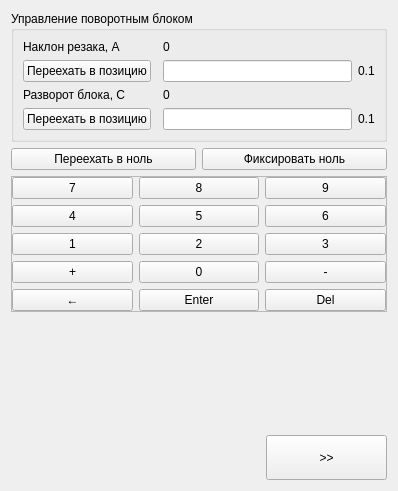
Old version of the form phx-cnc-ui-mainform/src/forms/CXOperBevelHead.ui in the repository superkulpa/phx-cnc-ui.
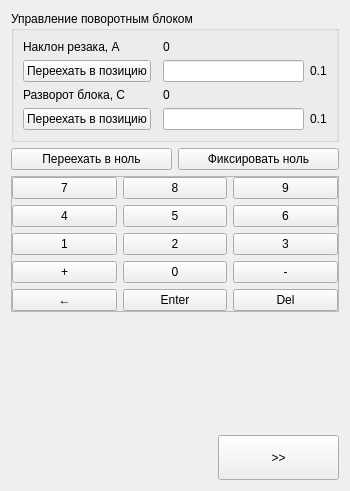
New version of the form. Custom widgets are drawn as their Qt base class.

Commit message: fix: bevelHead dlg

What changed in the file:
```diff
--- a/phx-cnc-ui-mainform/src/forms/CXOperBevelHead.ui
+++ b/phx-cnc-ui-mainform/src/forms/CXOperBevelHead.ui
@@ -6,7 +6,7 @@
    <rect>
     <x>0</x>
     <y>0</y>
-    <width>398</width>
+    <width>350</width>
     <height>491</height>
    </rect>
   </property>
```
The commit also changes 2 other files.
